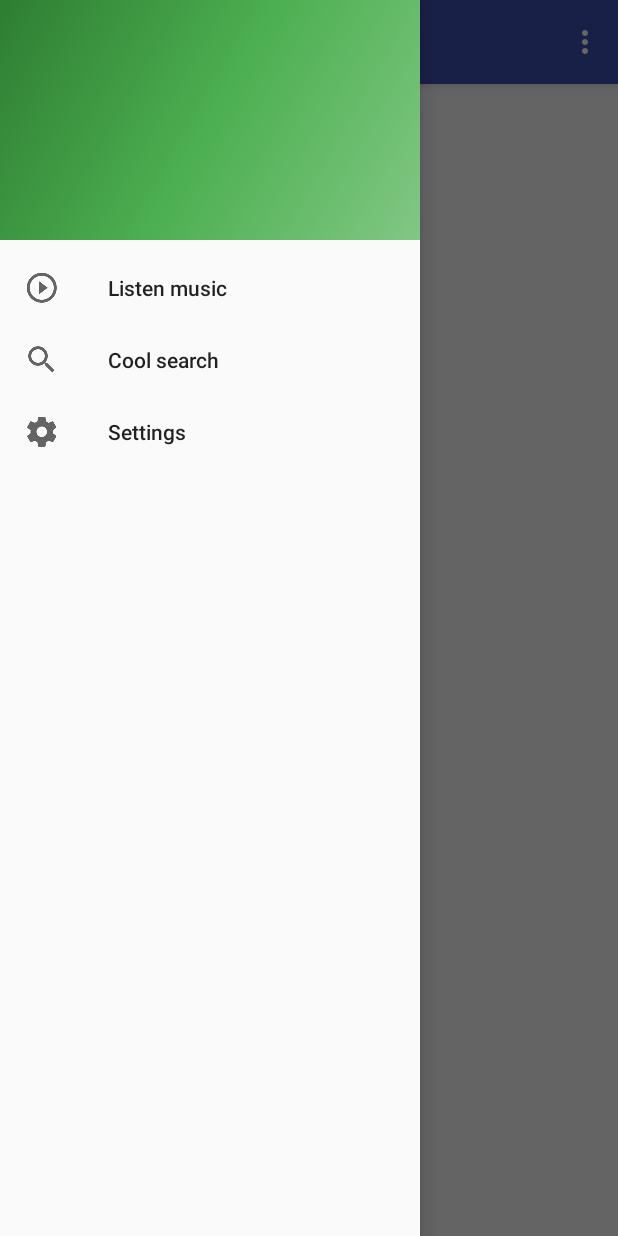
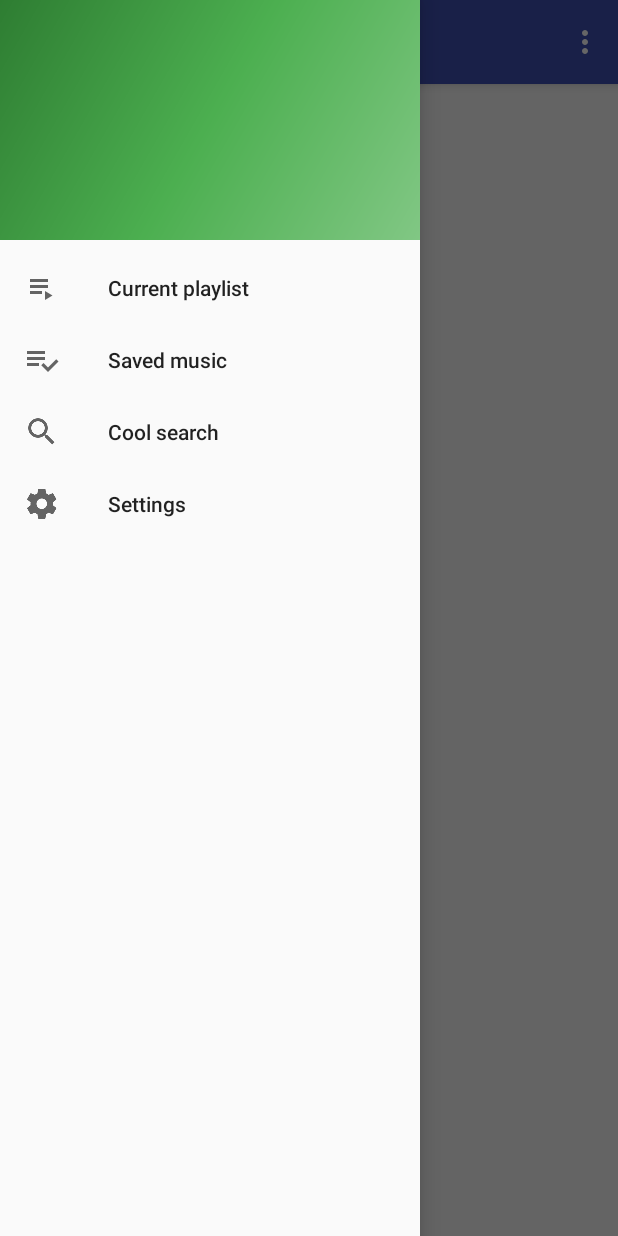
Before and after one commit to IvanShafran/tech-vk-music-app, an Android app: the screen it shows after launch (MainActivity), with the side drawer open, on a phone screen of 412 x 824 dp. Run offline under Robolectric (Android 15) with nearby library versions, the phone set to English and light mode, and no system bars.

Commit message:
change sidebar: added current playlist

```diff
--- /dev/null
+++ b/Music/app/src/main/java/ru/technotrack/music/CurrentPlaylistPresenter.java
@@ -0,0 +1,4 @@
+package ru.technotrack.music;
+
+public class CurrentPlaylistPresenter {
+}
--- a/Music/app/src/main/java/ru/technotrack/music/LoadingCallback.java
+++ /dev/null
@@ -1,5 +0,0 @@
-package ru.technotrack.music;
-
-public interface LoadingCallback {
-    void onFinish();
-}
--- a/Music/app/src/main/java/ru/technotrack/music/MainActivity.java
+++ b/Music/app/src/main/java/ru/technotrack/music/MainActivity.java
@@ -79,7 +79,9 @@ public class MainActivity extends AppCompatActivity
         int id = item.getItemId();
 
         switch (id) {
-            case R.id.nav_player:
+            case R.id.nav_current_playlist:
+                break;
+            case R.id.nav_saved_tracks:
                 break;
             case R.id.nav_search:
                 getSupportFragmentManager().beginTransaction().replace(R.id.content_main,
--- a/Music/app/src/main/java/ru/technotrack/music/PostListFragment.java
+++ b/Music/app/src/main/java/ru/technotrack/music/PostListFragment.java
@@ -67,7 +67,7 @@ public class PostListFragment extends Fragment {
         display.getSize(size);
         int width = size.x;
         int height = size.y / 3;
-        width -= Utils.getDevicePixels(getContext(), 30);//отступ от краёв по заданию
+        width -= Utils.getDevicePixels(getContext(), 30); //у cardview такой margin
 
         mAdapter = new PostRecycleViewAdapter(getPosts(), this.getContext(),
                 mType,
--- /dev/null
+++ b/Music/app/src/main/java/ru/technotrack/music/PostListPresenter.java
@@ -0,0 +1,4 @@
+package ru.technotrack.music;
+
+public class PostListPresenter {
+}
--- a/Music/app/src/main/res/menu/activity_main_drawer.xml
+++ b/Music/app/src/main/res/menu/activity_main_drawer.xml
@@ -2,14 +2,22 @@
 <menu xmlns:android="http://schemas.android.com/apk/res/android">
 
     <group android:checkableBehavior="single">
+
         <item
-            android:id="@+id/nav_player"
-            android:icon="@drawable/ic_play_circle_outline_black_24dp"
-            android:title="@string/nav_player"/>
+            android:id="@+id/nav_current_playlist"
+            android:icon="@drawable/ic_playlist_play_black_24dp"
+            android:title="@string/nav_current_playlist"/>
+
+        <item
+            android:id="@+id/nav_saved_tracks"
+            android:icon="@drawable/ic_playlist_add_check_black_24dp"
+            android:title="@string/nav_saved_music"/>
+
         <item
             android:id="@+id/nav_search"
             android:icon="@drawable/ic_search_black_24dp"
             android:title="@string/nav_search"/>
+
         <item
             android:id="@+id/nav_settings"
             android:icon="@drawable/ic_settings_black_24dp"
--- a/Music/app/src/main/res/values/strings.xml
+++ b/Music/app/src/main/res/values/strings.xml
@@ -6,7 +6,8 @@
 
     <string name="action_settings">Settings</string>
     <string name="nav_search">Cool search</string>
-    <string name="nav_player">Listen music</string>
+    <string name="nav_saved_music">Saved music</string>
+    <string name="nav_current_playlist">Current playlist</string>
     <string name="nav_settings">Settings</string>
 
     <string name="artist_name_separator" formatted="false">%s - %s</string>
```
Also changed, not shown: Music/app/src/main/res/drawable-hdpi/ic_playlist_add_check_black_24dp.png (added), Music/app/src/main/res/drawable-hdpi/ic_playlist_play_black_24dp.png (added), Music/app/src/main/res/drawable-mdpi/ic_playlist_add_check_black_24dp.png (added), Music/app/src/main/res/drawable-mdpi/ic_playlist_play_black_24dp.png (added), Music/app/src/main/res/drawable-xhdpi/ic_playlist_add_check_black_24dp.png (added), Music/app/src/main/res/drawable-xhdpi/ic_playlist_play_black_24dp.png (added), Music/app/src/main/res/drawable-xxhdpi/ic_playlist_add_check_black_24dp.png (added), Music/app/src/main/res/drawable-xxhdpi/ic_playlist_play_black_24dp.png (added), Music/app/src/main/res/drawable-xxxhdpi/ic_playlist_add_check_black_24dp.png (added), Music/app/src/main/res/drawable-xxxhdpi/ic_playlist_play_black_24dp.png (added).
